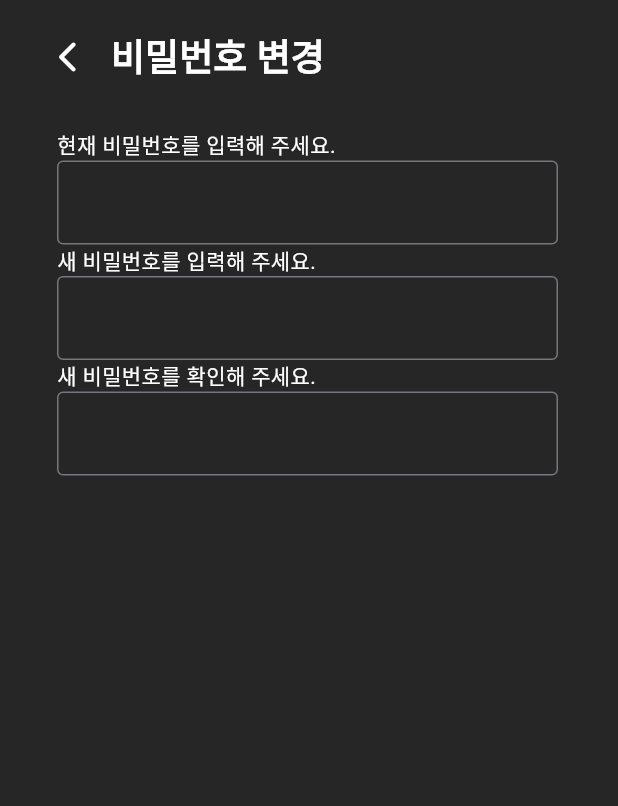
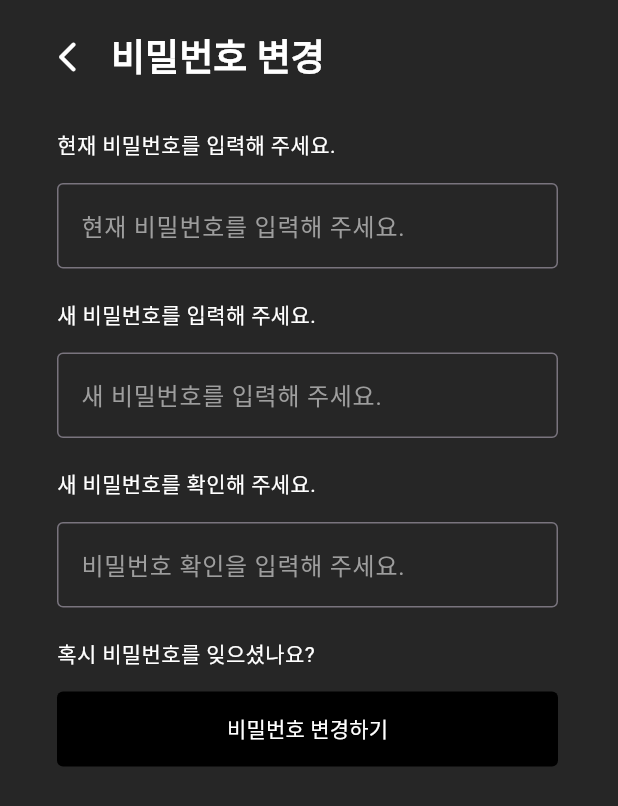
Before and after one commit to wa-plan/domino-front-end, a Flutter app: the ChangePassword screen opened directly, on a phone screen of 412 x 824 dp. Shown: the top 806 px of the screen. Run offline on Flutter 3.47's test engine with Material 3 defaults, Android fonts, the phone set to English and light mode, and no system bars; our stand-ins replace fluttertoast, image_picker, table_calendar.

Commit message:
드롭다운버튼 및 비밀번호변경화면 수정정

```diff
--- a/lib/screens/ST/change_password.dart
+++ b/lib/screens/ST/change_password.dart
@@ -13,19 +13,18 @@ class ChangePassword extends StatefulWidget {
 String receivedkey = 'abc';
 
 final currentkey = GlobalKey<FormState>();
-String currentPassword = '';
-TextEditingController currentkeycontroller = TextEditingController(text: null);
 final newkey = GlobalKey<FormState>();
-String newPassword = '';
-TextEditingController newkeycontroller = TextEditingController(text: null);
 final checkkey = GlobalKey<FormState>();
-String checkPassword = '';
-TextEditingController checkkeycontroller = TextEditingController(text: null);
+
+//텍스트폼필드에 기본으로 들어갈 초기 텍스트 값
+TextEditingController currentkeycontroller = TextEditingController(text: '');
+TextEditingController newkeycontroller = TextEditingController(text: '');
+TextEditingController checkkeycontroller = TextEditingController(text: '');
 
 //텍스트폼필드 함수 만들기
-currentTextFormField({
-  required FormFieldSetter onSaved,
-  required FormFieldValidator validator,
+Widget currentTextFormField({
+  required FormFieldSetter<String?> onSaved,
+  required FormFieldValidator<String?> validator,
 }) {
   return TextFormField(
     onSaved: onSaved,
@@ -33,6 +32,8 @@ currentTextFormField({
     controller: currentkeycontroller,
     style: const TextStyle(fontSize: 16, color: Colors.white),
     decoration: InputDecoration(
+      hintText: '현재 비밀번호를 입력해 주세요.',
+      hintStyle: const TextStyle(color: Colors.grey),
       border: const OutlineInputBorder(),
       suffixIcon: currentkeycontroller.text.isNotEmpty
           ? IconButton(
@@ -46,10 +47,9 @@ currentTextFormField({
   );
 }
 
-//텍스트폼필드 함수 만들기
-newTextFormField({
-  required FormFieldSetter onSaved,
-  required FormFieldValidator validator,
+Widget newTextFormField({
+  required FormFieldSetter<String?> onSaved,
+  required FormFieldValidator<String?> validator,
 }) {
   return TextFormField(
     onSaved: onSaved,
@@ -57,6 +57,8 @@ newTextFormField({
     controller: newkeycontroller,
     style: const TextStyle(fontSize: 16, color: Colors.white),
     decoration: InputDecoration(
+      hintText: '새 비밀번호를 입력해 주세요.',
+      hintStyle: const TextStyle(color: Colors.grey),
       border: const OutlineInputBorder(),
       suffixIcon: newkeycontroller.text.isNotEmpty
           ? IconButton(
@@ -70,10 +72,9 @@ newTextFormField({
   );
 }
 
-//텍스트폼필드 함수 만들기
-checkTextFormField({
-  required FormFieldSetter onSaved,
-  required FormFieldValidator validator,
+Widget checkTextFormField({
+  required FormFieldSetter<String?> onSaved,
+  required FormFieldValidator<String?> validator,
 }) {
   return TextFormField(
     onSaved: onSaved,
@@ -81,6 +82,8 @@ checkTextFormField({
     controller: checkkeycontroller,
     style: const TextStyle(fontSize: 16, color: Colors.white),
     decoration: InputDecoration(
+      hintText: '비밀번호 확인을 입력해 주세요.',
+      hintStyle: const TextStyle(color: Colors.grey),
       border: const OutlineInputBorder(),
       suffixIcon: checkkeycontroller.text.isNotEmpty
           ? IconButton(
@@ -140,65 +143,114 @@ class _ChangePasswordState extends State<ChangePassword> {
               '현재 비밀번호를 입력해 주세요.',
               style: TextStyle(color: Colors.white),
             ),
+            const SizedBox(
+              height: 15,
+            ),
             Form(
               key: currentkey,
               child: currentTextFormField(
                 onSaved: (value) {
-                  setState(() {
-                    Provider.of<PasswordProvider>(context).currentpw = value;
-                  });
+                  Provider.of<PasswordProvider>(context, listen: false)
+                      .currentpw = value ?? '';
                 },
                 validator: (value) {
                   if (value != receivedkey) {
-                    return '비밀번호를 전확히 입력해주세요';
+                    return '비밀번호를 정확하게 입력해주세요';
                   }
                   return null;
                 },
               ),
             ),
+            const SizedBox(
+              height: 20,
+            ),
             const Text(
               '새 비밀번호를 입력해 주세요.',
               style: TextStyle(color: Colors.white),
+            ),
+            const SizedBox(
+              height: 15,
             ),
             Form(
               key: newkey,
               child: newTextFormField(
                 onSaved: (value) {
-                  setState(() {
-                    Provider.of<PasswordProvider>(context).newpw = value;
-                  });
+                  Provider.of<PasswordProvider>(context, listen: false).newpw =
+                      value ?? '';
                 },
                 validator: (value) {
-                  if (value.length < 1) {
+                  if (value == null || value.length < 8 || value.length > 16) {
                     return '비밀번호는 8~16자리여야 해요.';
                   }
                   return null;
                 },
               ),
             ),
+            const SizedBox(
+              height: 20,
+            ),
             const Text(
               '새 비밀번호를 확인해 주세요.',
               style: TextStyle(color: Colors.white),
+            ),
+            const SizedBox(
+              height: 15,
             ),
             Form(
               key: checkkey,
               child: checkTextFormField(
                 onSaved: (value) {
-                  setState(() {
-                    Provider.of<PasswordProvider>(context).checkpw = value;
-                  });
+                  Provider.of<PasswordProvider>(context, listen: false)
+                      .checkpw = value ?? '';
                 },
                 validator: (value) {
-                  if (value.length < 1) {
+                  if (value !=
+                      Provider.of<PasswordProvider>(context, listen: false)
+                          .newpw) {
                     return '새 비밀번호와 비밀번호 확인이 일치하지 않아요.';
                   }
                   return null;
                 },
               ),
             ),
-            Text(
-              Provider.of<PasswordProvider>(context).currentpw,
-              style: const TextStyle(color: Colors.white),
+            const SizedBox(
+              height: 20,
+            ),
+            const Text(
+              '혹시 비밀번호를 잊으셨나요?',
+              style: TextStyle(color: Colors.white),
+            ),
+            const SizedBox(height: 15),
+            Center(
+              child: SizedBox(
+                width: double.infinity, // 부모의 최대 너비만큼 버튼의 너비를 설정
+                child: SizedBox(
+                  height: 50, // 버튼의 높이 설정
+                  child: TextButton(
+                    onPressed: () {
+                      if (currentkey.currentState!.validate()) {
+                        currentkey.currentState!.save();
+                      }
+                      if (newkey.currentState!.validate()) {
+                        newkey.currentState!.save();
+                      }
+                      if (checkkey.currentState!.validate()) {
+                        checkkey.currentState!.save();
+                      }
+                    },
+                    style: ButtonStyle(
+                      shape: WidgetStateProperty.all<RoundedRectangleBorder>(
+                        const RoundedRectangleBorder(
+                          borderRadius: BorderRadius.all(Radius.circular(4)),
+                        ),
+                      ),
+                      backgroundColor: WidgetStateProperty.all(Colors.black),
+                    ),
+                    child: const Text('비밀번호 변경하기',
+                        style: TextStyle(color: Colors.white)),
+                  ),
+                ),
+              ),
             )
           ],
         ),
--- a/lib/screens/TD/edit_page.dart
+++ b/lib/screens/TD/edit_page.dart
@@ -221,7 +221,7 @@ class EditPageState extends State<EditPage> {
                       formKey.currentState!.save();
 
                       // DateProvider에서 pickedDate를 가져옴
-                      DateTime pickedDate =
+                      DateTime? pickedDate =
                           context.read<DateProvider>().pickedDate;
 
                       if (switchValue) {
@@ -245,7 +245,7 @@ class EditPageState extends State<EditPage> {
 
                         context
                             .read<EventProvider>()
-                            .editEvent(pickedDate, oldEvent, newEvent);
+                            .editEvent(pickedDate!, oldEvent, newEvent);
                       } else {
                         Event oldEvent = Event(
                           title: 'Money',
@@ -263,7 +263,7 @@ class EditPageState extends State<EditPage> {
 
                         context
                             .read<EventProvider>()
-                            .editEvent(pickedDate, oldEvent, newEvent);
+                            .editEvent(pickedDate!, oldEvent, newEvent);
                       }
 
                       // 이벤트 추가 후 화면 이동
--- a/lib/widgets/TD/popup.dart
+++ b/lib/widgets/TD/popup.dart
@@ -31,7 +31,8 @@ class PopupDialog extends StatelessWidget {
     if (close) {
       buttons.add(
         TextButton(
-          onPressed: onClose ?? () => Navigator.of(context).pop(),
+          onPressed: onClose,
+          // ?? () => Navigator.of(context).pop(),
           style: ButtonStyle(
             shape: WidgetStateProperty.all<RoundedRectangleBorder>(
               const RoundedRectangleBorder(
```
Also changed, not shown: lib/provider/TD/date_provider.dart (+13 -7 lines), lib/screens/TD/add_page1.dart (+47 -22 lines), lib/screens/TD/add_page2.dart (+32 -45 lines).
